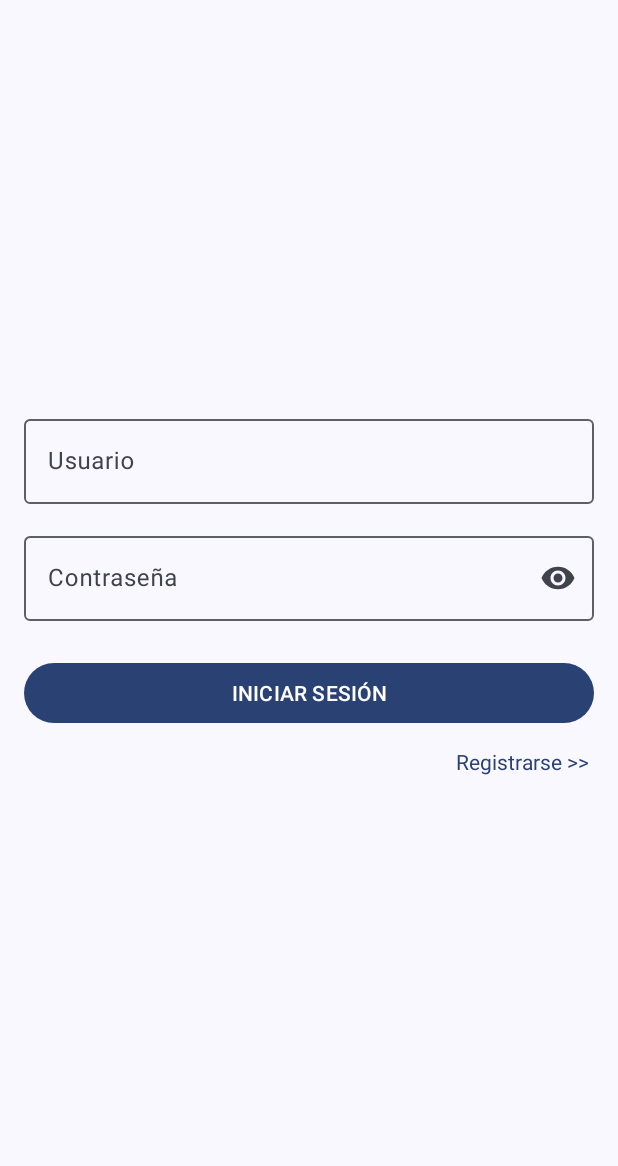
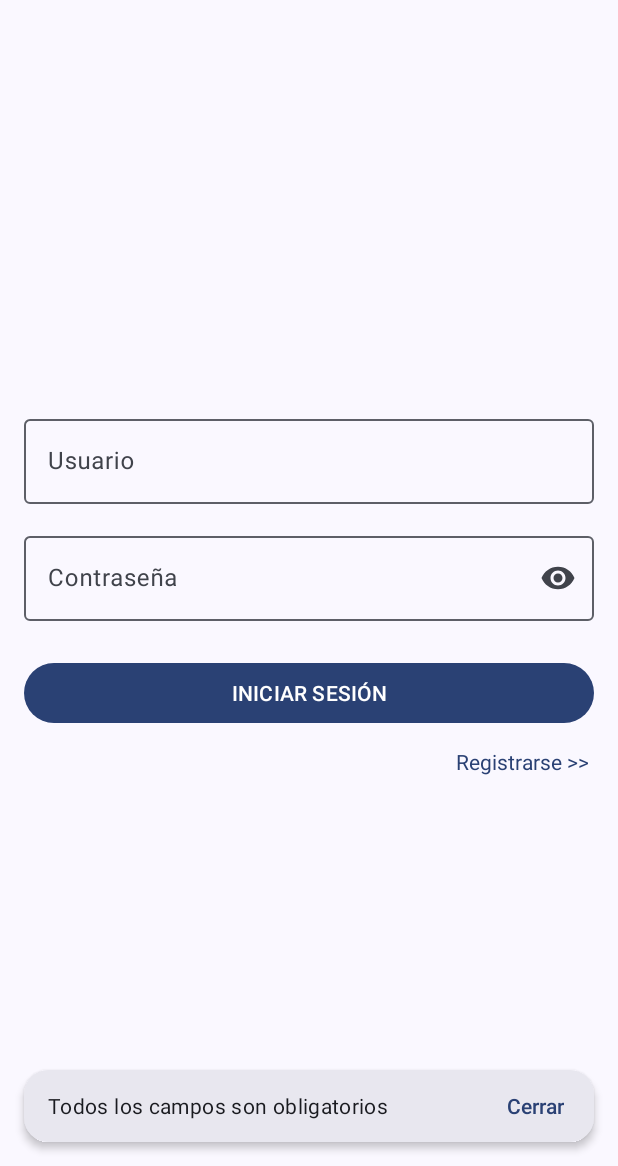
Before and after one commit to jahirxtrap/ProyectoCRUD, an Android app: the screen it shows after launch (MainActivity), after a tap on "INICIAR SESIÓN", on a phone screen of 412 x 824 dp, the part 70-1236 px from its top. Run offline under Robolectric (Android 15) with nearby library versions, the light colour scheme and no system bars; our stand-ins replace CircleImageView.

Commit message:
Snackbar

```diff
--- a/mobile/app/build.gradle.kts
+++ b/mobile/app/build.gradle.kts
@@ -13,7 +13,7 @@ android {
         minSdk = 27
         targetSdk = 36
         versionCode = 1
-        versionName = "1.0.4"
+        versionName = "1.0.5"
 
         testInstrumentationRunner = "androidx.test.runner.AndroidJUnitRunner"
     }
--- a/mobile/app/src/main/java/com/jahirtrap/crudapp/LoginFragment.kt
+++ b/mobile/app/src/main/java/com/jahirtrap/crudapp/LoginFragment.kt
@@ -11,7 +11,7 @@ import androidx.fragment.app.Fragment
 import com.google.android.material.button.MaterialButton
 import com.google.android.material.textfield.TextInputEditText
 import com.google.android.material.textview.MaterialTextView
-import com.jahirtrap.crudapp.MainActivity.Companion.showToast
+import com.jahirtrap.crudapp.MainActivity.Companion.showSnackbar
 import com.jahirtrap.crudapp.api.ApiProvider
 import com.jahirtrap.crudapp.api.LoginRequest
 import com.jahirtrap.crudapp.api.LoginResponse
@@ -45,7 +45,7 @@ class LoginFragment : Fragment() {
             val password = inpPassword.text.toString()
 
             if (username.isEmpty() || password.isEmpty()) {
-                showToast(requireContext(), "Todos los campos son obligatorios")
+                showSnackbar(requireActivity(), "Todos los campos son obligatorios")
                 return@setOnClickListener
             }
 
@@ -82,14 +82,14 @@ class LoginFragment : Fragment() {
                             startActivity(intent)
                         }
                     } else {
-                        showToast(requireContext(), "Credenciales inválidas")
+                        showSnackbar(requireActivity(), "Credenciales inválidas")
                     }
                 }
 
                 override fun onFailure(call: Call<LoginResponse>, t: Throwable) {
                     progress.visibility = View.GONE
                     btnLogin.isEnabled = true
-                    showToast(requireContext(), "Error de conexión")
+                    showSnackbar(requireActivity(), "Error de conexión")
                 }
             })
     }
--- a/mobile/app/src/main/java/com/jahirtrap/crudapp/MainActivity.kt
+++ b/mobile/app/src/main/java/com/jahirtrap/crudapp/MainActivity.kt
@@ -4,13 +4,14 @@ import android.content.Context
 import android.content.Intent
 import android.os.Bundle
 import android.view.inputmethod.InputMethodManager
-import android.widget.Toast
 import androidx.appcompat.app.AppCompatActivity
 import androidx.core.view.get
+import androidx.fragment.app.FragmentActivity
 import androidx.viewpager2.adapter.FragmentStateAdapter
 import androidx.viewpager2.widget.ViewPager2
 import com.google.android.material.appbar.MaterialToolbar
 import com.google.android.material.dialog.MaterialAlertDialogBuilder
+import com.google.android.material.snackbar.Snackbar
 import com.google.android.material.textfield.TextInputEditText
 import com.google.android.material.textfield.TextInputLayout
 
@@ -55,12 +56,14 @@ class MainActivity : AppCompatActivity() {
     }
 
     companion object {
-        private var toast: Toast? = null
-
-        fun showToast(context: Context, message: String?) {
-            toast?.cancel()
-            toast = Toast.makeText(context.applicationContext, message, Toast.LENGTH_SHORT)
-            toast!!.show()
+        fun showSnackbar(activity: FragmentActivity, message: String?) {
+            message?.let {
+                Snackbar.make(
+                    activity.findViewById(android.R.id.content),
+                    it,
+                    Snackbar.LENGTH_SHORT
+                ).setAction(R.string.close) { }.show()
+            }
         }
 
         fun showDialog(
--- a/mobile/app/src/main/res/layout/activity_about.xml
+++ b/mobile/app/src/main/res/layout/activity_about.xml
@@ -73,7 +73,7 @@
                         android:layout_height="64dp"
                         android:layout_gravity="center_vertical"
                         android:contentDescription="@string/profile_dev"
-                        app:shapeAppearanceOverlay="@style/circleImageView"
+                        app:shapeAppearanceOverlay="@style/Widget.App.CircleImageView"
                         app:srcCompat="@drawable/profile_dev" />
 
                     <Space
@@ -98,7 +98,7 @@
                 android:id="@+id/repository_link"
                 android:layout_width="match_parent"
                 android:layout_height="wrap_content"
-                android:layout_marginBottom="8dp"
+                android:layout_marginBottom="16dp"
                 android:autoLink="web"
                 android:gravity="center"
                 android:text="@string/repository"
--- a/mobile/app/src/main/res/values-night/themes.xml
+++ b/mobile/app/src/main/res/values-night/themes.xml
@@ -3,5 +3,8 @@
     <style name="Theme.Custom" parent="Theme.Material3.DynamicColors.Dark.NoActionBar">
         <item name="android:statusBarColor">?attr/colorSurface</item>
         <item name="android:navigationBarColor">?attr/colorSurface</item>
+        <item name="snackbarStyle">@style/Widget.App.Snackbar</item>
+        <item name="snackbarTextViewStyle">@style/Widget.App.Snackbar.TextView</item>
+        <item name="snackbarButtonStyle">@style/Widget.App.Snackbar.TextButton</item>
     </style>
 </resources>
--- a/mobile/app/src/main/res/values/strings.xml
+++ b/mobile/app/src/main/res/values/strings.xml
@@ -6,6 +6,7 @@
     <string name="login">Iniciar sesión</string>
     <string name="register">Registrarse</string>
     <string name="logout">Cerrar sesión</string>
+    <string name="close">Cerrar</string>
     <string name="welcome_temp">Bienvenido, %1$s</string>
     <string name="email_temp">Correo: %1$s</string>
     <string name="admin_temp">Admin: %1$s</string>
--- a/mobile/app/src/main/res/values/styles.xml
+++ b/mobile/app/src/main/res/values/styles.xml
@@ -1,7 +1,21 @@
 <?xml version="1.0" encoding="utf-8"?>
-<resources>
-    <style name="circleImageView" parent="">
-        <item name="cornerFamily">rounded</item>
+<resources xmlns:tools="http://schemas.android.com/tools" tools:ignore="PrivateResource">
+    <style name="Widget.App.CircleImageView" parent="">
         <item name="cornerSize">50%</item>
     </style>
+
+    <style name="Widget.App.Snackbar" parent="Widget.Material3.Snackbar">
+        <item name="android:backgroundTint">?attr/colorSurfaceContainerHigh</item>
+        <item name="android:layout_margin">16dp</item>
+        <item name="elevation">@dimen/m3_sys_elevation_level2</item>
+        <item name="shapeAppearance">?attr/shapeAppearanceCornerLarge</item>
+    </style>
+
+    <style name="Widget.App.Snackbar.TextView" parent="Widget.Material3.Snackbar.TextView">
+        <item name="android:textColor">?attr/colorOnSurface</item>
+    </style>
+
+    <style name="Widget.App.Snackbar.TextButton" parent="Widget.Material3.Button.TextButton.Snackbar">
+        <item name="android:textColor">?attr/colorPrimary</item>
+    </style>
 </resources>
--- a/mobile/app/src/main/res/values/themes.xml
+++ b/mobile/app/src/main/res/values/themes.xml
@@ -3,6 +3,9 @@
     <style name="Theme.Custom" parent="Theme.Material3.DynamicColors.Light.NoActionBar">
         <item name="android:statusBarColor">?attr/colorSurface</item>
         <item name="android:navigationBarColor">?attr/colorSurface</item>
+        <item name="snackbarStyle">@style/Widget.App.Snackbar</item>
+        <item name="snackbarTextViewStyle">@style/Widget.App.Snackbar.TextView</item>
+        <item name="snackbarButtonStyle">@style/Widget.App.Snackbar.TextButton</item>
         <item name="android:windowLightStatusBar">true</item>
         <item name="android:windowLightNavigationBar">true</item>
     </style>
```
Also changed, not shown: mobile/app/src/main/java/com/jahirtrap/crudapp/AdminUsersActivity.kt (+5 -5 lines), mobile/app/src/main/java/com/jahirtrap/crudapp/ProfileActivity.kt (+4 -4 lines), mobile/app/src/main/java/com/jahirtrap/crudapp/RegisterFragment.kt (+6 -6 lines).
